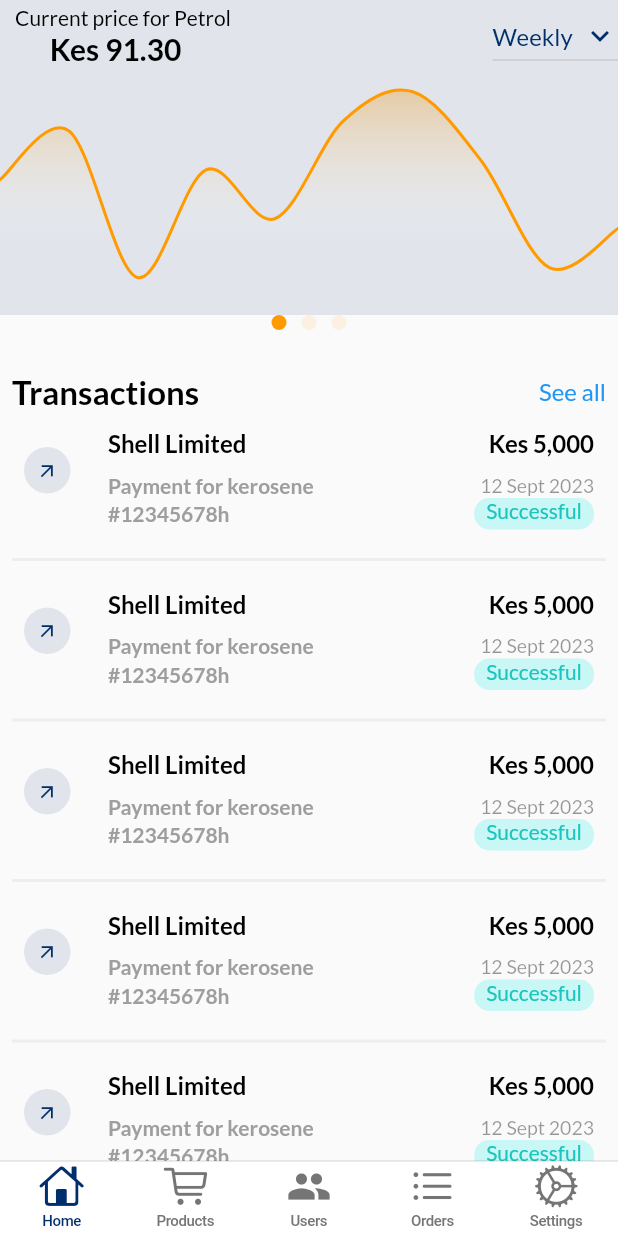
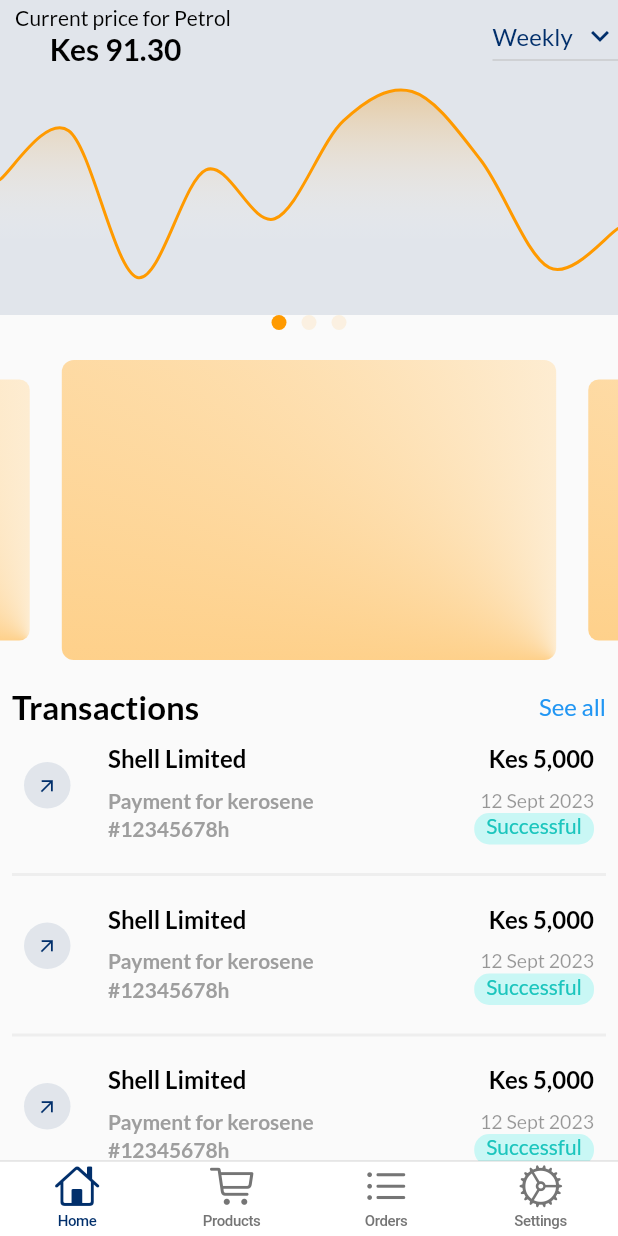
Before and after one commit to NjokiCynthia/sales_app, a Flutter app: the ResellerDasboard screen opened directly, on a phone screen of 412 x 824 dp. Run offline on Flutter 3.47's test engine with Material 2 defaults, Android fonts, the phone set to English and light mode, and no system bars; drawn by our look-alikes of card_swiper, carousel_slider; our stand-ins replace animated_splash_screen, country_code_picker, dio, file_picker, flutter_spinkit, google_fonts and 4 more; accounts and stored records are empty.

```diff
--- a/lib/reseller/reseller_dashboard/r_dashboard.dart
+++ b/lib/reseller/reseller_dashboard/r_dashboard.dart
@@ -1,7 +1,9 @@
 import 'package:flutter/cupertino.dart';
 import 'package:flutter/material.dart';
 import 'package:petropal/constants/color_contants.dart';
+import 'package:petropal/reseller/reseller_dashboard/products.dart';
 import 'package:petropal/reseller/reseller_dashboard/r_home.dart';
+import 'package:petropal/reseller/reseller_dashboard/r_orders.dart';
 import 'package:petropal/screens/superadmin_dashboard/home.dart';
 import 'package:petropal/screens/superadmin_dashboard/orders.dart';
 import 'package:petropal/screens/superadmin_dashboard/products.dart';
@@ -21,9 +23,8 @@ class _ResellerDasboardState extends State<ResellerDasboard> {
   List<Widget> _buildScreens() {
     return [
       const ResellerHome(),
-      const ProductsScreen(),
-      const UsersScreen(),
-      const AllOrders(),
+      const ResellerProducts(),
+      const ResellerOrders(),
       const Profile(),
     ];
   }
@@ -43,7 +44,6 @@ class _ResellerDasboardState extends State<ResellerDasboard> {
         items: [
           _buildNavBarItem(0, CupertinoIcons.home, 'Home'),
           _buildNavBarItem(1, CupertinoIcons.shopping_cart, 'Products'),
-          _buildNavBarItem(2, Icons.people, 'Users'),
           _buildNavBarItem(3, CupertinoIcons.list_bullet, 'Orders'),
           _buildNavBarItem(4, CupertinoIcons.settings, 'Settings'),
         ],
--- a/lib/reseller/reseller_dashboard/r_home.dart
+++ b/lib/reseller/reseller_dashboard/r_home.dart
@@ -5,6 +5,7 @@ import 'package:petropal/constants/color_contants.dart';
 import 'package:petropal/constants/theme.dart';
 import 'package:petropal/reseller/reseller_dashboard/reseller_transactions.dart';
 import 'package:petropal/screens/superadmin_dashboard/chart_data.dart';
+import 'package:carousel_slider/carousel_slider.dart';
 
 import 'package:syncfusion_flutter_charts/charts.dart';
 
@@ -16,12 +17,6 @@ class ResellerHome extends StatefulWidget {
 }
 
 class _ResellerHomeState extends State<ResellerHome> {
-  final List<Color> cardColors = [
-    const Color(0xFF012F6D), // #012F6D
-    const Color(0xFFFF9A00), // #FF9A00
-    const Color(0xFFAABBCC), // Another color of your choice
-  ];
-
   // Initial Selected Value
   String dropdownvalue = 'Weekly';
 
@@ -35,12 +30,6 @@ class _ResellerHomeState extends State<ResellerHome> {
   int _currentgraph = 0;
 
   List<String> titles = ['Petrol', 'Diesel', 'Kerosene'];
-  List<String> card_titles = [
-    'Transactions',
-    'Products',
-    'Orders',
-    'Users',
-  ];
 
   int selectedCardIndex = 0;
 
@@ -222,6 +211,20 @@ class _ResellerHomeState extends State<ResellerHome> {
               SizedBox(
                 height: 10,
               ),
+              CarouselSlider(
+                items: List.generate(5, (index) => buildCard(index)),
+                options: CarouselOptions(
+                  height: 200,
+                  autoPlay: true,
+                  autoPlayInterval: Duration(seconds: 2),
+                  autoPlayAnimationDuration: Duration(milliseconds: 800),
+                  enableInfiniteScroll: true,
+                  enlargeCenterPage: true,
+                ),
+              ),
+              SizedBox(
+                height: 10,
+              ),
               Padding(
                 padding: EdgeInsets.all(8),
                 child: Row(
@@ -350,3 +353,18 @@ class _ResellerHomeState extends State<ResellerHome> {
             ])));
   }
 }
+
+Widget buildCard(int index) {
+  return AnimatedContainer(
+    height: 100,
+    decoration: BoxDecoration(
+        borderRadius: BorderRadius.circular(8),
+        gradient: SweepGradient(
+          colors: [Color(0xffff9a00), Color(0xfffdfdfc)],
+          stops: [0.01, 0.9],
+          center: Alignment.bottomRight,
+        )),
+    duration: Duration(seconds: 1),
+    width: double.infinity,
+  );
+}
--- a/lib/screens/superadmin_dashboard/orders.dart
+++ b/lib/screens/superadmin_dashboard/orders.dart
@@ -41,7 +41,7 @@ class _AllOrdersState extends State<AllOrders> {
                         child: Row(children: [
                           Text(
                             "#1234",
-                            style: textBold,
+                            style: textBolder,
                           ),
                           SizedBox(
                             width: 10,
--- a/pubspec.yaml
+++ b/pubspec.yaml
@@ -50,6 +50,7 @@ dependencies:
   file_picker: ^5.5.0
   persistent_bottom_nav_bar: ^5.0.2
   cupertino_icons: ^1.0.6
+  carousel_slider: ^4.2.1
 
 dev_dependencies:
   flutter_test:
```
Also changed, not shown: lib/constants/theme.dart (+10 -2 lines), lib/reseller/reseller_dashboard/orders.dart (deleted, +0 -120 lines), lib/reseller/reseller_dashboard/products.dart (+5 -5 lines), lib/reseller/reseller_dashboard/r_orders.dart (added, +143 -0 lines), pubspec.lock.
